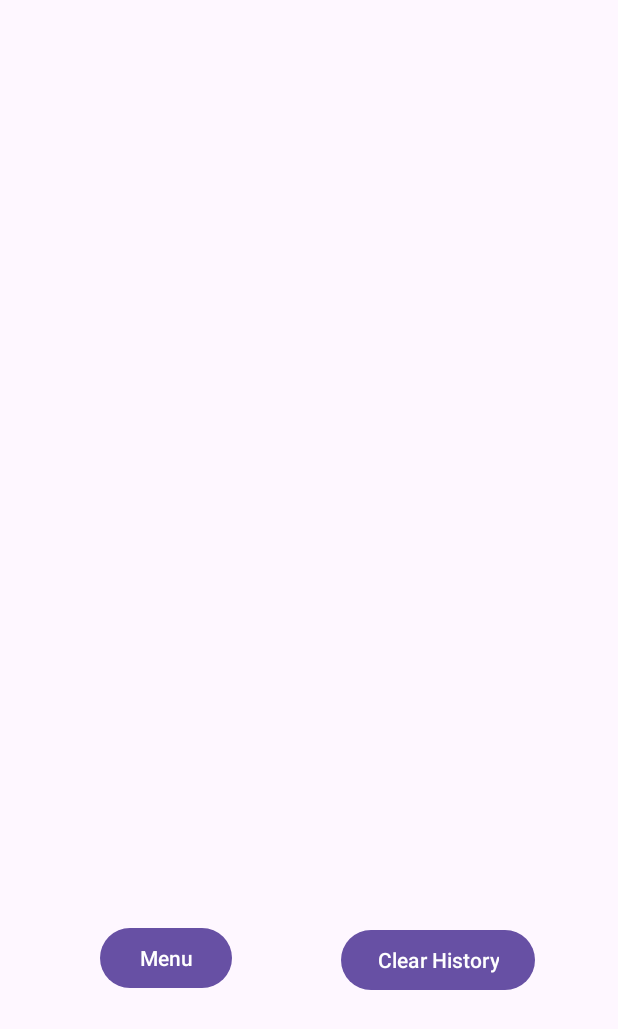
After one commit to jousag/OlioHTDarts, an Android app: the GameHistory screen opened directly, with no data from a screen before it, on a phone screen of 412 x 824 dp. The commit adds this screen. Shown: the top 1029 px of the screen. Run offline under Robolectric (Android 15) with nearby library versions, the phone set to English and light mode, and no system bars.

Commit message:
Game olion tallennus, lista ja player statsi bugfix

```diff
--- a/app/src/main/AndroidManifest.xml
+++ b/app/src/main/AndroidManifest.xml
@@ -14,6 +14,9 @@
         android:supportsRtl="true"
         android:theme="@style/Theme.OlioHTDarts"
         tools:targetApi="31">
+        <activity
+            android:name=".GameHistory"
+            android:exported="false" />
         <activity
             android:name=".EndViewActivity"
             android:exported="false" />
--- /dev/null
+++ b/app/src/main/java/com/example/oliohtdarts/GameHistory.java
@@ -0,0 +1,56 @@
+package com.example.oliohtdarts;
+
+import android.content.Intent;
+import android.os.Bundle;
+import android.view.View;
+
+import androidx.activity.EdgeToEdge;
+import androidx.appcompat.app.AppCompatActivity;
+import androidx.core.graphics.Insets;
+import androidx.core.view.ViewCompat;
+import androidx.core.view.WindowInsetsCompat;
+import androidx.recyclerview.widget.RecyclerView;
+
+public class GameHistory extends AppCompatActivity {
+
+    private GameStorage gameStorage;
+
+    private RecyclerView recyclerView;
+
+    @Override
+    protected void onCreate(Bundle savedInstanceState) {
+        super.onCreate(savedInstanceState);
+        EdgeToEdge.enable(this);
+        setContentView(R.layout.activity_game_history);
+        GameStorage.getInstance().loadGames(this); // Load games from storage
+        ViewCompat.setOnApplyWindowInsetsListener(findViewById(R.id.main), (v, insets) -> {
+            Insets systemBars = insets.getInsets(WindowInsetsCompat.Type.systemBars());
+            v.setPadding(systemBars.left, systemBars.top, systemBars.right, systemBars.bottom);
+
+            gameStorage = GameStorage.getInstance();
+
+            recyclerView = findViewById(R.id.ListGamesRV);
+            recyclerView.setLayoutManager(new androidx.recyclerview.widget.LinearLayoutManager(this));
+            recyclerView.setAdapter(new GameListAdapter(getApplicationContext(), gameStorage.getAllGames()));
+            return insets;
+        });
+    }
+
+    public void switchToMainMenu(View view) {
+        Intent intent = new Intent(this, MainActivity.class);
+        startActivity(intent);
+    }
+
+    @Override
+    protected void onResume() {
+        super.onResume();
+        if (recyclerView != null && gameStorage != null) {
+            recyclerView.setAdapter(new GameListAdapter(getApplicationContext(), gameStorage.getAllGames()));
+        } // Update the RecyclerView adapter with the latest game data
+    }
+    @Override
+    protected void onPause() {
+        super.onPause();
+        gameStorage.saveGames(this); // Save games to storage when the activity is paused
+    }
+}
--- /dev/null
+++ b/app/src/main/java/com/example/oliohtdarts/GameListAdapter.java
@@ -0,0 +1,39 @@
+package com.example.oliohtdarts;
+
+import android.content.Context;
+import android.view.LayoutInflater;
+import android.view.ViewGroup;
+import android.widget.TextView;
+
+import androidx.annotation.NonNull;
+import androidx.recyclerview.widget.RecyclerView;
+
+import java.util.ArrayList;
+
+public class GameListAdapter extends RecyclerView.Adapter<GameViewHolder> {
+
+    private Context context;
+
+    private ArrayList<Game> games = new ArrayList<>();
+
+    public GameListAdapter(@NonNull Context context, ArrayList<Game> games) {
+        super();
+        this.context = context;
+        this.games = games;
+    }
+
+    @NonNull
+    public GameViewHolder onCreateViewHolder(@NonNull ViewGroup parent, int viewType) {
+        return new GameViewHolder(LayoutInflater.from(context).inflate(R.layout.gameview, parent, false));
+    }
+
+    @Override
+    public void onBindViewHolder(@NonNull GameViewHolder holder, int position) {
+        holder.gameId.setText(String.valueOf(games.get(position).getGameId()));
+        holder.winnerName.setText(games.get(position).getWinnerName());
+        holder.gameTimeAndDate.setText(games.get(position).getTimeAndDate());
+    }
+
+    @Override
+    public int getItemCount() {return games.size();}
+}
--- a/app/src/main/java/com/example/oliohtdarts/GameStorage.java
+++ b/app/src/main/java/com/example/oliohtdarts/GameStorage.java
@@ -1,17 +1,20 @@
 package com.example.oliohtdarts;
 
+import android.content.Context;
+
+import java.io.ObjectInputStream;
+import java.io.ObjectOutputStream;
 import java.util.ArrayList;
 public class GameStorage {
     final private String FILENAME;
     private ArrayList<Game> games;
-    private Game game;
-
     private int gameIdCounter = 0;
 
     public GameStorage() {
         games = new ArrayList<>();
         FILENAME = "games.data";
     }
+
     public static GameStorage getInstance() {
         if (gameStorage == null) {
             gameStorage = new GameStorage();
@@ -37,6 +40,7 @@ public class GameStorage {
     public ArrayList<Game> getAllGames() {
         return games;
     }
+
     public int getNextGameId() {
         return games.size() + 1; // Simple ID generation based on size
     }
@@ -45,6 +49,29 @@ public class GameStorage {
     private static GameStorage gameStorage;
 
     public int getGameIdCounter() {
-            return gameIdCounter;
+        return gameIdCounter;
+    }
+
+
+    public void saveGames(Context context) {
+        try {
+            ObjectOutputStream entityWriter = new ObjectOutputStream(context.openFileOutput(FILENAME, Context.MODE_PRIVATE));
+            entityWriter.writeObject(games);
+            entityWriter.close();
+            System.out.println("Pelit tallennettu onnistuneesti.");
+        } catch (Exception e) {
+            System.out.println("Virhe pelaajien tallentamisessa: " + e.getMessage());
         }
+    }
+
+    public void loadGames(Context context) {
+        try {
+            ObjectInputStream entityReader = new ObjectInputStream(context.openFileInput(FILENAME));
+            games = (ArrayList<Game>) entityReader.readObject();
+            entityReader.close();
+            System.out.println("Pelit ladattu onnistuneesti.");
+        } catch (Exception e) {
+            System.out.println("Virhe pelaajien lataamisessa: " + e.getMessage());
+        }
+    }
 }
--- a/app/src/main/java/com/example/oliohtdarts/MainActivity.java
+++ b/app/src/main/java/com/example/oliohtdarts/MainActivity.java
@@ -31,5 +31,9 @@ public class MainActivity extends AppCompatActivity {
         startActivity(new Intent(this, PlayerListActivity.class));
     }
 
+    public void switchToGameHistory(View view) {
+        startActivity(new Intent(this, GameHistory.class));
+    }
+
 
 }
--- a/app/src/main/java/com/example/oliohtdarts/PlayerStats.java
+++ b/app/src/main/java/com/example/oliohtdarts/PlayerStats.java
@@ -91,8 +91,6 @@ public class PlayerStats extends AppCompatActivity {
             } else {
                 Toast.makeText(this, "Player not found!", Toast.LENGTH_SHORT).show();
             }
-
-
         }
         PlayerStorage.getInstance().savePlayers(this);
         // Save players to storage when the activity is paused
--- /dev/null
+++ b/app/src/main/res/layout/activity_game_history.xml
@@ -0,0 +1,48 @@
+<?xml version="1.0" encoding="utf-8"?>
+<androidx.constraintlayout.widget.ConstraintLayout xmlns:android="http://schemas.android.com/apk/res/android"
+    xmlns:app="http://schemas.android.com/apk/res-auto"
+    xmlns:tools="http://schemas.android.com/tools"
+    android:id="@+id/main"
+    android:layout_width="match_parent"
+    android:layout_height="match_parent"
+    tools:context=".GameHistory">
+
+    <androidx.recyclerview.widget.RecyclerView
+        android:id="@+id/ListGamesRV"
+        android:layout_width="412dp"
+        android:layout_height="422dp"
+        app:layout_constraintBottom_toBottomOf="parent"
+        app:layout_constraintEnd_toEndOf="parent"
+        app:layout_constraintHorizontal_bias="0.0"
+        app:layout_constraintStart_toStartOf="parent"
+        app:layout_constraintTop_toTopOf="parent"
+        app:layout_constraintVertical_bias="0.051" />
+
+    <Button
+        android:id="@+id/buttonBackToMenu"
+        android:layout_width="wrap_content"
+        android:layout_height="wrap_content"
+        android:layout_marginTop="172dp"
+        android:onClick="switchToMainMenu"
+        android:text="Menu"
+        app:layout_constraintBottom_toBottomOf="parent"
+        app:layout_constraintEnd_toEndOf="parent"
+        app:layout_constraintHorizontal_bias="0.205"
+        app:layout_constraintStart_toStartOf="parent"
+        app:layout_constraintTop_toBottomOf="@+id/ListGamesRV"
+        app:layout_constraintVertical_bias="0.0" />
+
+    <Button
+        android:id="@+id/buttonClearHistory"
+        android:layout_width="wrap_content"
+        android:layout_height="wrap_content"
+        android:layout_marginTop="173dp"
+        android:layout_marginBottom="72dp"
+        android:text="Clear History"
+        app:layout_constraintBottom_toBottomOf="parent"
+        app:layout_constraintEnd_toEndOf="parent"
+        app:layout_constraintHorizontal_bias="0.569"
+        app:layout_constraintStart_toEndOf="@+id/buttonBackToMenu"
+        app:layout_constraintTop_toBottomOf="@+id/ListGamesRV"
+        app:layout_constraintVertical_bias="0.0" />
+</androidx.constraintlayout.widget.ConstraintLayout>
```
Also changed, not shown: app/src/main/java/com/example/oliohtdarts/EndViewActivity.java (+22 -3 lines), app/src/main/java/com/example/oliohtdarts/Game.java (+11 -2 lines), app/src/main/java/com/example/oliohtdarts/GameView.java (+11 -2 lines), app/src/main/java/com/example/oliohtdarts/GameViewHolder.java (added, +21 -0 lines), app/src/main/java/com/example/oliohtdarts/Player.java (+5 -8 lines), app/src/main/res/layout/activity_main.xml (+13 -0 lines), app/src/main/res/layout/gameview.xml (added, +34 -0 lines).
